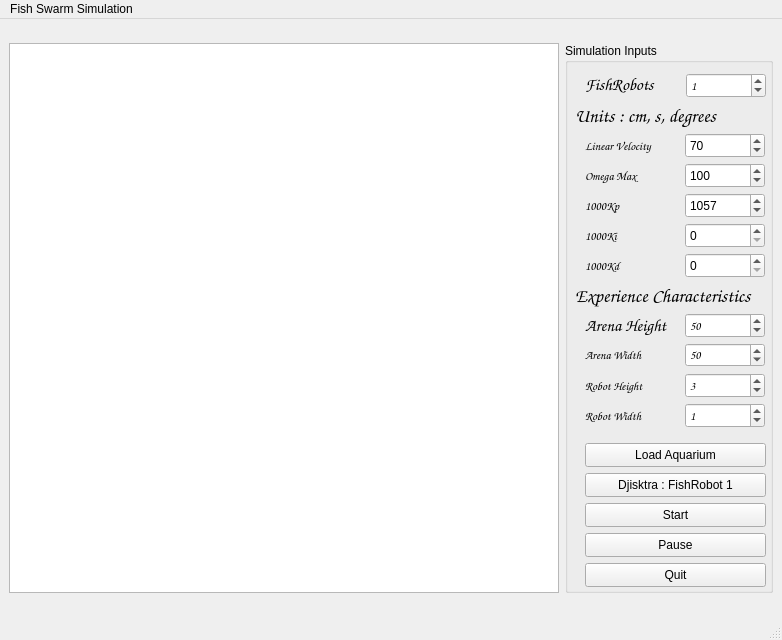
Before: the Qt Designer form swarminterface.ui in gribovskiy/FishSwarm, drawn with Qt 5.
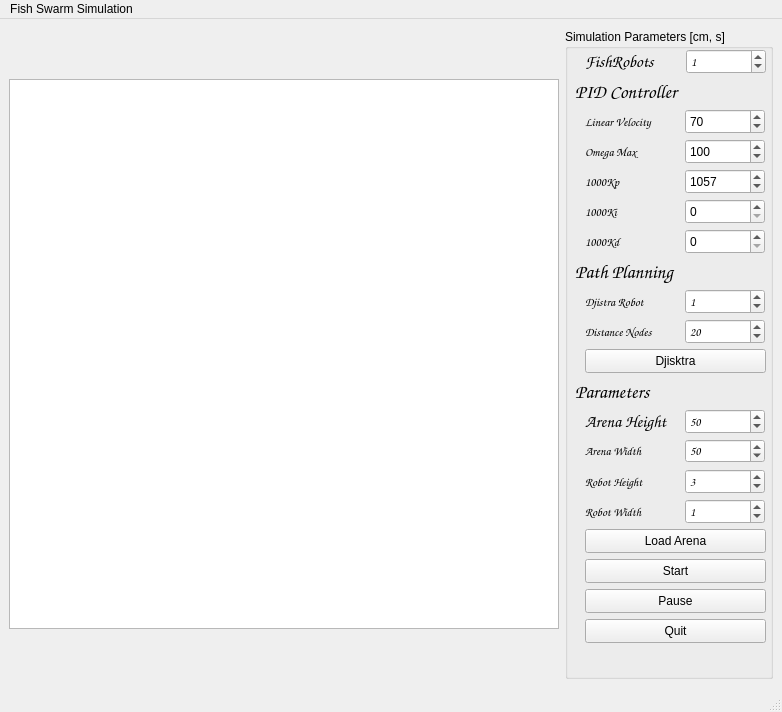
After: the same form once the commit is applied.

Commit message: Djikstra path can be drawn for a selected fish via a spinbox

Patch:
```diff
--- a/swarminterface.ui
+++ b/swarminterface.ui
@@ -7,7 +7,7 @@
     <x>0</x>
     <y>0</y>
     <width>782</width>
-    <height>640</height>
+    <height>712</height>
    </rect>
   </property>
   <property name="windowTitle">
@@ -15,28 +15,62 @@
   </property>
   <widget class="QWidget" name="centralwidget">
    <layout class="QGridLayout" name="gridLayout_2">
+    <item row="0" column="0">
+     <widget class="QGraphicsView" name="SimulationView">
+      <property name="minimumSize">
+       <size>
+        <width>550</width>
+        <height>550</height>
+       </size>
+      </property>
+      <property name="maximumSize">
+       <size>
+        <width>550</width>
+        <height>550</height>
+       </size>
+      </property>
+      <property name="mouseTracking">
+       <bool>true</bool>
+      </property>
+      <property name="acceptDrops">
+       <bool>false</bool>
+      </property>
+      <property name="autoFillBackground">
+       <bool>true</bool>
+      </property>
+      <property name="frameShape">
+       <enum>QFrame::StyledPanel</enum>
+      </property>
+      <property name="frameShadow">
+       <enum>QFrame::Raised</enum>
+      </property>
+     </widget>
+    </item>
+    <item row="0" column="3">
+     <layout class="QHBoxLayout" name="horizontalLayout"/>
+    </item>
     <item row="0" column="1">
      <widget class="QGroupBox" name="InputsGroupBox">
       <property name="minimumSize">
        <size>
         <width>200</width>
-        <height>0</height>
+        <height>650</height>
        </size>
       </property>
       <property name="maximumSize">
        <size>
         <width>600</width>
-        <height>600</height>
+        <height>650</height>
        </size>
       </property>
       <property name="title">
-       <string>Simulation Inputs</string>
+       <string>Simulation Parameters [cm, s]</string>
       </property>
       <widget class="QSpinBox" name="ArenaHeightSpinBox">
        <property name="geometry">
         <rect>
          <x>120</x>
-         <y>270</y>
+         <y>380</y>
          <width>80</width>
          <height>25</height>
         </rect>
@@ -69,7 +103,7 @@
        <property name="geometry">
         <rect>
          <x>20</x>
-         <y>300</y>
+         <y>410</y>
          <width>85</width>
          <height>24</height>
         </rect>
@@ -87,7 +121,7 @@
        <property name="geometry">
         <rect>
          <x>20</x>
-         <y>360</y>
+         <y>470</y>
          <width>85</width>
          <height>25</height>
         </rect>
@@ -105,7 +139,7 @@
        <property name="geometry">
         <rect>
          <x>20</x>
-         <y>270</y>
+         <y>380</y>
          <width>111</width>
          <height>25</height>
         </rect>
@@ -124,7 +158,7 @@
        <property name="geometry">
         <rect>
          <x>20</x>
-         <y>90</y>
+         <y>80</y>
          <width>101</width>
          <height>25</height>
         </rect>
@@ -142,7 +176,7 @@
        <property name="geometry">
         <rect>
          <x>120</x>
-         <y>90</y>
+         <y>80</y>
          <width>80</width>
          <height>25</height>
         </rect>
@@ -167,7 +201,7 @@
        <property name="geometry">
         <rect>
          <x>120</x>
-         <y>300</y>
+         <y>410</y>
          <width>80</width>
          <height>24</height>
         </rect>
@@ -200,7 +234,7 @@
        <property name="geometry">
         <rect>
          <x>120</x>
-         <y>360</y>
+         <y>470</y>
          <width>80</width>
          <height>25</height>
         </rect>
@@ -224,7 +258,7 @@
        <property name="geometry">
         <rect>
          <x>20</x>
-         <y>330</y>
+         <y>440</y>
          <width>85</width>
          <height>25</height>
         </rect>
@@ -242,7 +276,7 @@
        <property name="geometry">
         <rect>
          <x>120</x>
-         <y>330</y>
+         <y>440</y>
          <width>80</width>
          <height>25</height>
         </rect>
@@ -269,20 +303,20 @@
        <property name="geometry">
         <rect>
          <x>20</x>
-         <y>400</y>
+         <y>500</y>
          <width>181</width>
          <height>24</height>
         </rect>
        </property>
        <property name="text">
-        <string>Load Aquarium</string>
+        <string>Load Arena</string>
        </property>
       </widget>
       <widget class="QPushButton" name="StartButton">
        <property name="geometry">
         <rect>
          <x>20</x>
-         <y>460</y>
+         <y>530</y>
          <width>181</width>
          <height>24</height>
         </rect>
@@ -298,7 +332,7 @@
        <property name="geometry">
         <rect>
          <x>20</x>
-         <y>490</y>
+         <y>560</y>
          <width>181</width>
          <height>24</height>
         </rect>
@@ -311,7 +345,7 @@
        <property name="geometry">
         <rect>
          <x>20</x>
-         <y>520</y>
+         <y>590</y>
          <width>181</width>
          <height>24</height>
         </rect>
@@ -324,7 +358,7 @@
        <property name="geometry">
         <rect>
          <x>121</x>
-         <y>30</y>
+         <y>20</y>
          <width>80</width>
          <height>25</height>
         </rect>
@@ -351,7 +385,7 @@
        <property name="geometry">
         <rect>
          <x>20</x>
-         <y>29</y>
+         <y>20</y>
          <width>85</width>
          <height>25</height>
         </rect>
@@ -373,7 +407,7 @@
        <property name="geometry">
         <rect>
          <x>10</x>
-         <y>60</y>
+         <y>50</y>
          <width>171</width>
          <height>25</height>
         </rect>
@@ -388,14 +422,14 @@
         </font>
        </property>
        <property name="text">
-        <string>Units : cm, s, degrees</string>
+        <string>PID Controller</string>
        </property>
       </widget>
       <widget class="QLabel" name="OmegaMaxLabel">
        <property name="geometry">
         <rect>
          <x>20</x>
-         <y>120</y>
+         <y>110</y>
          <width>101</width>
          <height>25</height>
         </rect>
@@ -413,7 +447,7 @@
        <property name="geometry">
         <rect>
          <x>120</x>
-         <y>120</y>
+         <y>110</y>
          <width>80</width>
          <height>25</height>
         </rect>
@@ -438,7 +472,7 @@
        <property name="geometry">
         <rect>
          <x>120</x>
-         <y>150</y>
+         <y>140</y>
          <width>80</width>
          <height>25</height>
         </rect>
@@ -466,7 +500,7 @@
        <property name="geometry">
         <rect>
          <x>20</x>
-         <y>150</y>
+         <y>140</y>
          <width>101</width>
          <height>25</height>
         </rect>
@@ -484,7 +518,7 @@
        <property name="geometry">
         <rect>
          <x>120</x>
-         <y>180</y>
+         <y>170</y>
          <width>80</width>
          <height>25</height>
         </rect>
@@ -512,7 +546,7 @@
        <property name="geometry">
         <rect>
          <x>20</x>
-         <y>180</y>
+         <y>170</y>
          <width>101</width>
          <height>25</height>
         </rect>
@@ -530,7 +564,7 @@
        <property name="geometry">
         <rect>
          <x>120</x>
-         <y>210</y>
+         <y>200</y>
          <width>80</width>
          <height>25</height>
         </rect>
@@ -558,7 +592,7 @@
        <property name="geometry">
         <rect>
          <x>20</x>
-         <y>210</y>
+         <y>200</y>
          <width>101</width>
          <height>25</height>
         </rect>
@@ -576,7 +610,7 @@
        <property name="geometry">
         <rect>
          <x>10</x>
-         <y>240</y>
+         <y>350</y>
          <width>181</width>
          <height>25</height>
         </rect>
@@ -591,56 +625,140 @@
         </font>
        </property>
        <property name="text">
-        <string>Experience Characteristics</string>
+        <string>Parameters</string>
        </property>
       </widget>
-      <widget class="QPushButton" name="DJikstraDrawPathFish1">
+      <widget class="QPushButton" name="DJikstraDrawPath">
        <property name="geometry">
         <rect>
          <x>20</x>
-         <y>430</y>
+         <y>320</y>
          <width>181</width>
          <height>24</height>
         </rect>
        </property>
        <property name="text">
-        <string>Djisktra : FishRobot 1</string>
+        <string>Djisktra</string>
        </property>
       </widget>
-     </widget>
-    </item>
-    <item row="0" column="3">
-     <layout class="QHBoxLayout" name="horizontalLayout"/>
-    </item>
-    <item row="0" column="0">
-     <widget class="QGraphicsView" name="SimulationView">
-      <property name="minimumSize">
-       <size>
-        <width>550</width>
-        <height>550</height>
-       </size>
-      </property>
-      <property name="maximumSize">
-       <size>
-        <width>550</width>
-        <height>550</height>
-       </size>
-      </property>
-      <property name="mouseTracking">
-       <bool>true</bool>
-      </property>
-      <property name="acceptDrops">
-       <bool>false</bool>
-      </property>
-      <property name="autoFillBackground">
-       <bool>true</bool>
-      </property>
-      <property name="frameShape">
-       <enum>QFrame::StyledPanel</enum>
-      </property>
-      <property name="frameShadow">
-       <enum>QFrame::Raised</enum>
-      </property>
+      <widget class="QLabel" name="CharacteristicsLabel_2">
+       <property name="geometry">
+        <rect>
+         <x>10</x>
+         <y>230</y>
+         <width>181</width>
+         <height>25</height>
+        </rect>
+       </property>
+       <property name="font">
+        <font>
+         <family>Comic Sans MS</family>
+         <pointsize>14</pointsize>
+         <weight>75</weight>
+         <italic>true</italic>
+         <bold>true</bold>
+        </font>
+       </property>
+       <property name="text">
+        <string>Path Planning</string>
+       </property>
+      </widget>
+      <widget class="QLabel" name="DjikstraLabel">
+       <property name="geometry">
+        <rect>
+         <x>20</x>
+         <y>260</y>
+         <width>121</width>
+         <height>25</height>
+        </rect>
+       </property>
+       <property name="font">
+        <font>
+         <family>Comic Sans MS</family>
+        </font>
+       </property>
+       <property name="text">
+        <string>Djistra Robot</string>
+       </property>
+      </widget>
+      <widget class="QSpinBox" name="DjikstraFishRobot_spinbox">
+       <property name="geometry">
+        <rect>
+         <x>120</x>
+         <y>260</y>
+         <width>80</width>
+         <height>25</height>
+        </rect>
+       </property>
+       <property name="maximumSize">
+        <size>
+         <width>80</width>
+         <height>16777215</height>
+        </size>
+       </property>
+       <property name="font">
+        <font>
+         <family>Comic Sans MS</family>
+        </font>
+       </property>
+       <property name="maximum">
+        <number>10000</number>
+       </property>
+       <property name="value">
+        <number>1</number>
+       </property>
+      </widget>
+      <widget class="QLabel" name="DistanceNodesLabel">
+       <property name="geometry">
+        <rect>
+         <x>20</x>
+         <y>290</y>
+         <width>121</width>
+         <height>25</height>
+        </rect>
+       </property>
+       <property name="font">
+        <font>
+         <family>Comic Sans MS</family>
+        </font>
+       </property>
+       <property name="text">
+        <string>Distance Nodes</string>
+       </property>
+      </widget>
+      <widget class="QSpinBox" name="DistanceNodes_spinbox">
+       <property name="geometry">
+        <rect>
+         <x>120</x>
+         <y>290</y>
+         <width>80</width>
+         <height>25</height>
+        </rect>
+       </property>
+       <property name="maximumSize">
+        <size>
+         <width>80</width>
+         <height>16777215</height>
+        </size>
+       </property>
+       <property name="font">
+        <font>
+         <family>Comic Sans MS</family>
+        </font>
+       </property>
+       <property name="minimum">
+        <number>10</number>
+       </property>
+       <property name="maximum">
+        <number>25</number>
+       </property>
+       <property name="singleStep">
+        <number>5</number>
+       </property>
+       <property name="value">
+        <number>20</number>
+       </property>
+      </widget>
      </widget>
     </item>
    </layout>
```
The commit also changes 5 other files.
